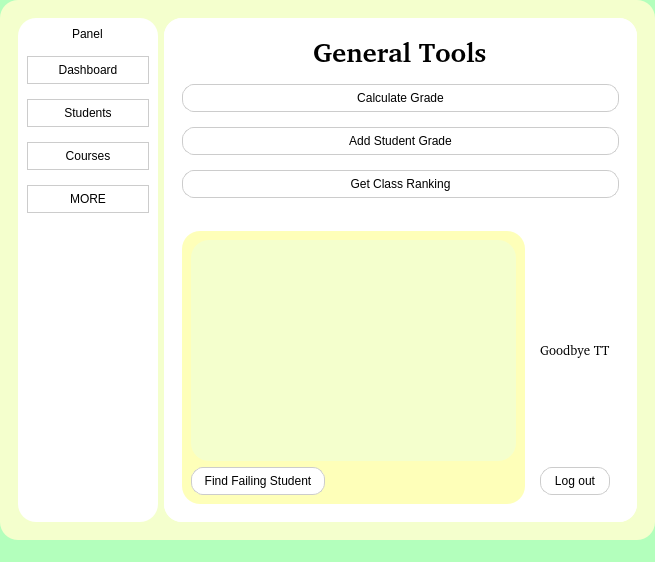
The window that Student_ManagementGUI.ui (Be1l-ai/Student_Management) describes before a commit, drawn with Qt 5.
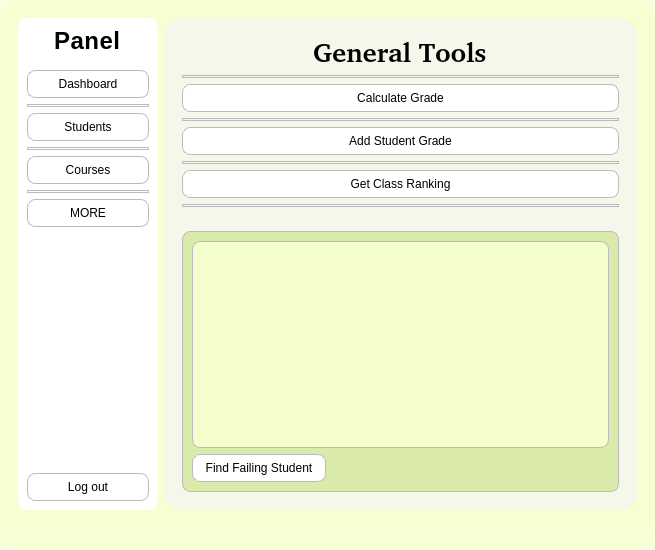
The same window after the commit. The open tabs and pages were chosen to show the change. Icons and pictures are not drawn.

```diff
--- a/Student_ManagementGUI.ui
+++ b/Student_ManagementGUI.ui
@@ -7,7 +7,7 @@
     <x>0</x>
     <y>0</y>
     <width>655</width>
-    <height>562</height>
+    <height>550</height>
    </rect>
   </property>
   <property name="sizePolicy">
@@ -36,10 +36,10 @@
      </colorrole>
      <colorrole role="Button">
       <brush brushstyle="SolidPattern">
-       <color alpha="255">
-        <red>179</red>
+       <color alpha="150">
+        <red>244</red>
         <green>255</green>
-        <blue>188</blue>
+        <blue>205</blue>
        </color>
       </brush>
      </colorrole>
@@ -108,19 +108,19 @@
      </colorrole>
      <colorrole role="Base">
       <brush brushstyle="SolidPattern">
-       <color alpha="255">
-        <red>255</red>
+       <color alpha="150">
+        <red>244</red>
         <green>255</green>
-        <blue>255</blue>
+        <blue>205</blue>
        </color>
       </brush>
      </colorrole>
      <colorrole role="Window">
       <brush brushstyle="SolidPattern">
-       <color alpha="255">
-        <red>179</red>
+       <color alpha="150">
+        <red>244</red>
         <green>255</green>
-        <blue>188</blue>
+        <blue>205</blue>
        </color>
       </brush>
      </colorrole>
@@ -182,10 +182,10 @@
      </colorrole>
      <colorrole role="Button">
       <brush brushstyle="SolidPattern">
-       <color alpha="255">
-        <red>179</red>
+       <color alpha="150">
+        <red>244</red>
         <green>255</green>
-        <blue>188</blue>
+        <blue>205</blue>
        </color>
       </brush>
      </colorrole>
@@ -254,19 +254,19 @@
      </colorrole>
      <colorrole role="Base">
       <brush brushstyle="SolidPattern">
-       <color alpha="255">
-        <red>255</red>
+       <color alpha="150">
+        <red>244</red>
         <green>255</green>
-        <blue>255</blue>
+        <blue>205</blue>
        </color>
       </brush>
      </colorrole>
      <colorrole role="Window">
       <brush brushstyle="SolidPattern">
-       <color alpha="255">
-        <red>179</red>
+       <color alpha="150">
+        <red>244</red>
         <green>255</green>
-        <blue>188</blue>
+        <blue>205</blue>
        </color>
       </brush>
      </colorrole>
@@ -328,10 +328,10 @@
      </colorrole>
      <colorrole role="Button">
       <brush brushstyle="SolidPattern">
-       <color alpha="255">
-        <red>179</red>
+       <color alpha="150">
+        <red>244</red>
         <green>255</green>
-        <blue>188</blue>
+        <blue>205</blue>
        </color>
       </brush>
      </colorrole>
@@ -400,19 +400,19 @@
      </colorrole>
      <colorrole role="Base">
       <brush brushstyle="SolidPattern">
-       <color alpha="255">
-        <red>179</red>
+       <color alpha="150">
+        <red>244</red>
         <green>255</green>
-        <blue>188</blue>
+        <blue>205</blue>
        </color>
       </brush>
      </colorrole>
      <colorrole role="Window">
       <brush brushstyle="SolidPattern">
-       <color alpha="255">
-        <red>179</red>
+       <color alpha="150">
+        <red>244</red>
         <green>255</green>
-        <blue>188</blue>
+        <blue>205</blue>
        </color>
       </brush>
      </colorrole>
@@ -503,6 +503,10 @@
 }
 QListView{
 	background-color: rgb(255, 255, 255);
+}
+QMainWindow#MainWindow{
+background-color: rgba(244, 255, 205, 150);
+background-image: url(:/images/images-removebg-preview.png);
 }</string>
   </property>
   <widget class="QWidget" name="centralwidget">
@@ -510,12 +514,18 @@
     <bool>false</bool>
    </property>
    <property name="styleSheet">
-    <string notr="true">background-color: rgb(244, 255, 205);
-</string>
+    <string notr="true">QWidget#centralwidget{
+background-color: rgba(244, 255, 205, 150);
+background-image: url(:/images/images-removebg-preview.png);
+}</string>
    </property>
    <layout class="QHBoxLayout" name="horizontalLayout">
     <item>
      <widget class="QStackedWidget" name="stackedWidget">
+      <property name="styleSheet">
+       <string notr="true">background: transparent;
+</string>
+      </property>
       <property name="currentIndex">
        <number>1</number>
       </property>
@@ -663,11 +673,19 @@
            </size>
           </property>
           <property name="styleSheet">
-           <string notr="true">background-color: rgb(255, 255, 255);</string>
+           <string notr="true">background-color: rgb(255, 255, 255);
+border-color: qlineargradient(spread:pad, x1:0, y1:0, x2:1, y2:0, stop:0 rgba(0, 0, 0, 255), stop:1 rgba(255, 255, 255, 255));
+bordr: 1px solid #bbb;
+border-radius: 8px;</string>
           </property>
           <layout class="QVBoxLayout" name="verticalLayout_2">
            <item alignment="Qt::AlignHCenter">
             <widget class="QLabel" name="navpanelLabel">
+             <property name="styleSheet">
+              <string notr="true">letter-spacing: 0.5px;
+font-weight: bold;
+font-size:24px;</string>
+             </property>
              <property name="text">
               <string>Panel</string>
              </property>
@@ -682,6 +700,10 @@
            </item>
            <item>
             <widget class="QPushButton" name="dashboardButton">
+             <property name="styleSheet">
+              <string notr="true">border: 1px solid #bbb;
+border-radius: 8px;</string>
+             </property>
              <property name="text">
               <string>Dashboard</string>
              </property>
@@ -689,6 +711,10 @@
            </item>
            <item>
             <widget class="Line" name="line_2">
+             <property name="styleSheet">
+              <string notr="true">border: 1px solid #bbb;
+border-radius: 8px;</string>
+             </property>
              <property name="orientation">
               <enum>Qt::Horizontal</enum>
              </property>
@@ -696,6 +722,10 @@
            </item>
            <item>
             <widget class="QPushButton" name="studentsButton">
+             <property name="styleSheet">
+              <string notr="true">border: 1px solid #bbb;
+border-radius: 8px;</string>
+             </property>
              <property name="text">
               <string>Students</string>
              </property>
@@ -703,6 +733,10 @@
            </item>
            <item>
             <widget class="Line" name="line_3">
+             <property name="styleSheet">
+              <string notr="true">border: 1px solid #bbb;
+border-radius: 8px;</string>
+             </property>
              <property name="orientation">
               <enum>Qt::Horizontal</enum>
              </property>
@@ -710,6 +744,10 @@
            </item>
            <item>
             <widget class="QPushButton" name="coursesButton">
+             <property name="styleSheet">
+              <string notr="true">border: 1px solid #bbb;
+border-radius: 8px;</string>
+             </property>
              <property name="text">
               <string>Courses</string>
              </property>
@@ -717,6 +755,10 @@
            </item>
            <item>
             <widget class="Line" name="line_4">
+             <property name="styleSheet">
+              <string notr="true">border: 1px solid #bbb;
+border-radius: 8px;</string>
+             </property>
              <property name="orientation">
               <enum>Qt::Horizontal</enum>
              </property>
@@ -724,6 +766,10 @@
            </item>
            <item>
             <widget class="QPushButton" name="moreButoon">
+             <property name="styleSheet">
+              <string notr="true">border: 1px solid #bbb;
+border-radius: 8px;</string>
+             </property>
              <property name="text">
               <string>MORE</string>
              </property>
@@ -749,6 +795,21 @@
              </property>
             </spacer>
            </item>
+           <item>
+            <widget class="QPushButton" name="logoutButton">
+             <property name="styleSheet">
+              <string notr="true">background-color: rgb(255, 255, 255);
+border-color: qlineargradient(spread:pad, x1:0, y1:0, x2:1, y2:0, stop:0 rgba(0, 0, 0, 255), stop:1 rgba(255, 255, 255, 255));
+border: 1px solid #bbb;
+border-radius: 8px;
+font: 300 9pt &quot;URW Bookman [urw]&quot;;
+</string>
+             </property>
+             <property name="text">
+              <string>Log out</string>
+             </property>
+            </widget>
+           </item>
           </layout>
          </widget>
         </item>
@@ -761,8 +822,7 @@
            </sizepolicy>
           </property>
           <property name="styleSheet">
-           <string notr="true">background-color: rgb(255, 255, 255);
-</string>
+           <string notr="true">background-color: rgb(245, 247, 235);</string>
           </property>
           <property name="currentIndex">
            <number>1</number>
@@ -1260,6 +1320,9 @@
            </layout>
           </widget>
           <widget class="QWidget" name="pageMore">
+           <property name="styleSheet">
+            <string notr="true">background-color: rgb(245, 247, 235);</string>
+           </property>
            <layout class="QVBoxLayout" name="verticalLayout_8">
             <item>
              <widget class="QFrame" name="frame_9">
@@ -1296,6 +1359,10 @@
                </item>
                <item>
                 <widget class="Line" name="line_8">
+                 <property name="styleSheet">
+                  <string notr="true">border: 1px solid #bbb;
+border-radius: 8px;</string>
+                 </property>
                  <property name="orientation">
                   <enum>Qt::Horizontal</enum>
                  </property>
@@ -1304,12 +1371,12 @@
                <item>
                 <widget class="QPushButton" name="calcgradeButton">
                  <property name="styleSheet">
-                  <string notr="true">	background-color: rgb(255, 255, 255);
-	border: 1px solid #ccc;
-	color: black;
-	border-radius: 12px;
-	padding: 6px 12px;
-	font: 300 9pt &quot;URW Bookman [urw]&quot;;</string>
+                  <string notr="true">background-color: rgb(255, 255, 255);
+border-color: qlineargradient(spread:pad, x1:0, y1:0, x2:1, y2:0, stop:0 rgba(0, 0, 0, 255), stop:1 rgba(255, 255, 255, 255));
+border: 1px solid #bbb;
+border-radius: 8px;
+font: 300 9pt &quot;URW Bookman [urw]&quot;;
+</string>
                  </property>
                  <property name="text">
                   <string>Calculate Grade</string>
@@ -1318,6 +1385,10 @@
                </item>
                <item>
                 <widget class="Line" name="line_6">
+                 <property name="styleSheet">
+                  <string notr="true">border: 1px solid #bbb;
+border-radius: 8px;</string>
+                 </property>
                  <property name="orientation">
                   <enum>Qt::Horizontal</enum>
                  </property>
@@ -1326,12 +1397,12 @@
                <item>
                 <widget class="QPushButton" name="addgradeButton">
                  <property name="styleSheet">
-                  <string notr="true">	background-color: rgb(255, 255, 255);
-	border: 1px solid #ccc;
-	color: black;
-	border-radius: 12px;
-	padding: 6px 12px;
-	font: 300 9pt &quot;URW Bookman [urw]&quot;;</string>
+                  <string notr="true">background-color: rgb(255, 255, 255);
+border-color: qlineargradient(spread:pad, x1:0, y1:0, x2:1, y2:0, stop:0 rgba(0, 0, 0, 255), stop:1 rgba(255, 255, 255, 255));
+border: 1px solid #bbb;
+border-radius: 8px;
+font: 300 9pt &quot;URW Bookman [urw]&quot;;
+</string>
                  </property>
                  <property name="text">
                   <string>Add Student Grade</string>
@@ -1340,6 +1411,10 @@
                </item>
                <item>
                 <widget class="Line" name="line_7">
+                 <property name="styleSheet">
+                  <string notr="true">border: 1px solid #bbb;
+border-radius: 8px;</string>
+                 </property>
                  <property name="orientation">
                   <enum>Qt::Horizontal</enum>
                  </property>
@@ -1348,12 +1423,12 @@
                <item>
                 <widget class="QPushButton" name="rankButton">
                  <property name="styleSheet">
-                  <string notr="true">	background-color: rgb(255, 255, 255);
-	border: 1px solid #ccc;
-	color: black;
-	border-radius: 12px;
-	padding: 6px 12px;
-	font: 300 9pt &quot;URW Bookman [urw]&quot;;</string>
+                  <string notr="true">background-color: rgb(255, 255, 255);
+border-color: qlineargradient(spread:pad, x1:0, y1:0, x2:1, y2:0, stop:0 rgba(0, 0, 0, 255), stop:1 rgba(255, 255, 255, 255));
+border: 1px solid #bbb;
+border-radius: 8px;
+font: 300 9pt &quot;URW Bookman [urw]&quot;;
+</string>
                  </property>
                  <property name="text">
                   <string>Get Class Ranking</string>
@@ -1362,6 +1437,10 @@
                </item>
                <item>
                 <widget class="Line" name="line_9">
+                 <property name="styleSheet">
+                  <string notr="true">border: 1px solid #bbb;
+border-radius: 8px;</string>
+                 </property>
                  <property name="orientation">
                   <enum>Qt::Horizontal</enum>
                  </property>
@@ -1391,7 +1470,9 @@
                <item>
                 <widget class="QFrame" name="frame_12">
                  <property name="styleSheet">
-                  <string notr="true">background-color: rgb(254, 255, 185);</string>
+                  <string notr="true">background-color: rgb(218, 234, 171);
+border-radius: 8px;
+border: 1px solid #bbb;</string>
                  </property>
                  <property name="frameShape">
                   <enum>QFrame::StyledPanel</enum>
@@ -1404,19 +1485,20 @@
                    <widget class="QListWidget" name="failingstudentList">
                     <property name="styleSheet">
                      <string notr="true">background-color: rgb(244, 255, 205);
-</string>
+border: 1px solid #bbb;
+border-radius: 8px;</string>
                     </property>
                    </widget>
                   </item>
                   <item alignment="Qt::AlignLeft">
                    <widget class="QPushButton" name="failinfstudentButton">
                     <property name="styleSheet">
-                     <string notr="true">	background-color: rgb(255, 255, 255);
-	border: 1px solid #ccc;
-	color: black;
-	border-radius: 12px;
-	padding: 6px 12px;
-	font: 300 9pt &quot;URW Bookman [urw]&quot;;</string>
+                     <string notr="true">background-color: rgb(255, 255, 255);
+border-color: qlineargradient(spread:pad, x1:0, y1:0, x2:1, y2:0, stop:0 rgba(0, 0, 0, 255), stop:1 rgba(255, 255, 255, 255));
+border: 1px solid #bbb;
+border-radius: 8px;
+font: 300 9pt &quot;URW Bookman [urw]&quot;;
+</string>
                     </property>
                     <property name="text">
                      <string>Find Failing Student</string>
@@ -1426,54 +1508,6 @@
                  </layout>
                 </widget>
                </item>
-               <item>
-                <widget class="QFrame" name="frame_13">
-                 <property name="styleSheet">
-                  <string notr="true">background-color: rgb(255, 255, 255);</string>
-                 </property>
-                 <property name="frameShape">
-                  <enum>QFrame::StyledPanel</enum>
-                 </property>
-                 <property name="frameShadow">
-                  <enum>QFrame::Raised</enum>
-                 </property>
-                 <layout class="QVBoxLayout" name="verticalLayout_10">
-                  <item alignment="Qt::AlignHCenter|Qt::AlignVCenter">
-                   <widget class="QLabel" name="goodbyelabel">
-                    <property name="font">
-                     <font>
-                      <family>URW Gothic [UKWN]</family>
-                      <pointsize>10</pointsize>
-                      <italic>false</italic>
-                      <bold>false</bold>
-                     </font>
-                    </property>
-                    <property name="styleSheet">
-                     <string notr="true">font: 10pt &quot;URW Gothic [UKWN]&quot;;</string>
-                    </property>
-                    <property name="text">
-                     <string>Goodbye TT</string>
-                    </property>
-                   </widget>
-                  </item>
-                  <item>
-                   <widget class="QPushButton" name="logoutButton">
-                    <property name="styleSheet">
-                     <string notr="true">	background-color: rgb(255, 255, 255);
-	border: 1px solid #ccc;
-	color: black;
-	border-radius: 12px;
-	padding: 6px 12px;
-	font: 300 9pt &quot;URW Bookman [urw]&quot;;</string>
-                    </property>
-                    <property name="text">
-                     <string>Log out</string>
-                    </property>
-                   </widget>
-                  </item>
-                 </layout>
-                </widget>
-               </item>
               </layout>
              </widget>
             </item>
```
Left out of the diff: 449 changed lines with no effect on the pictures.
